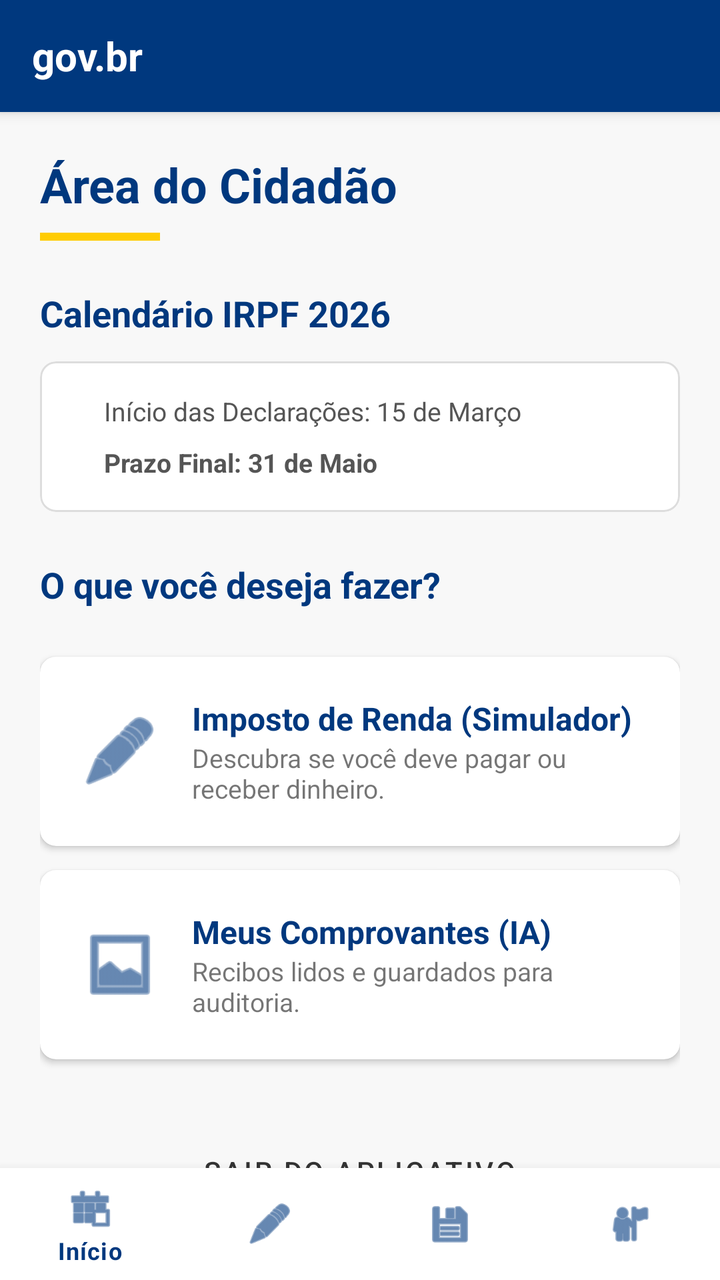
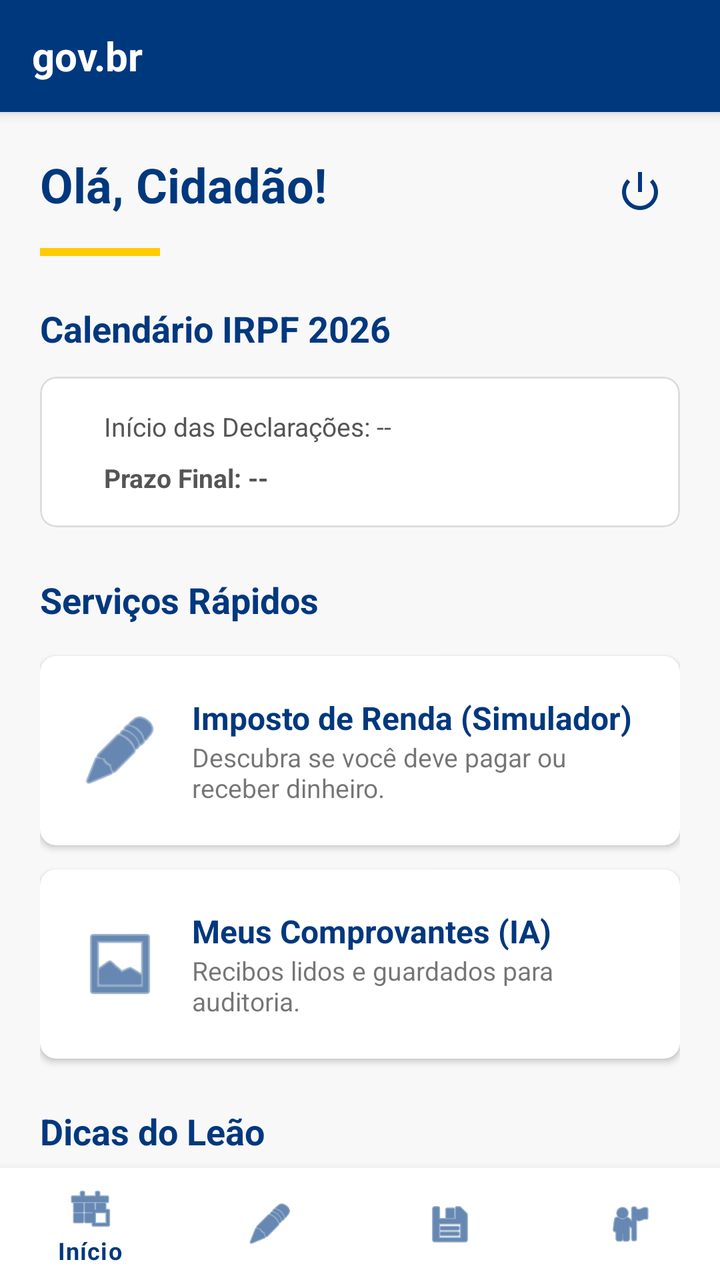

An Android layout rendered at two revisions. The XML below is the earlier revision; the diff shows what the commit changed to produce the second picture.
<!-- AndroidManifest.xml: application theme Theme.CalcGov -->
<!-- res/layout/activity_home.xml -->
<?xml version="1.0" encoding="utf-8"?>
<androidx.coordinatorlayout.widget.CoordinatorLayout xmlns:android="http://schemas.android.com/apk/res/android"
    xmlns:app="http://schemas.android.com/apk/res-auto"
    xmlns:tools="http://schemas.android.com/tools"
    android:layout_width="match_parent"
    android:layout_height="match_parent"
    android:background="@color/gov_gray_light"
    tools:context=".HomeActivity">

    <com.google.android.material.appbar.AppBarLayout
        android:layout_width="match_parent"
        android:layout_height="wrap_content"
        android:background="@color/gov_blue">
        <androidx.appcompat.widget.Toolbar
            android:layout_width="match_parent"
            android:layout_height="?attr/actionBarSize">
            <TextView
                android:layout_width="wrap_content"
                android:layout_height="wrap_content"
                android:text="gov.br"
                android:textColor="@color/white"
                android:textSize="20sp"
                android:textStyle="bold" />
        </androidx.appcompat.widget.Toolbar>
    </com.google.android.material.appbar.AppBarLayout>

    <androidx.core.widget.NestedScrollView
        android:layout_width="match_parent"
        android:layout_height="match_parent"
        app:layout_behavior="@string/appbar_scrolling_view_behavior">

        <LinearLayout
            android:layout_width="match_parent"
            android:layout_height="wrap_content"
            android:orientation="vertical"
            android:padding="20dp">

            <TextView
                android:id="@+id/textWelcome"
                android:layout_width="wrap_content"
                android:layout_height="wrap_content"
                android:text="Área do Cidadão"
                android:textColor="@color/gov_blue"
                android:textSize="24sp"
                android:textStyle="bold" />

            <View
                android:layout_width="60dp"
                android:layout_height="4dp"
                android:layout_marginTop="8dp"
                android:background="@color/gov_gold" />

            
            <com.google.android.material.card.MaterialCardView
                android:id="@+id/cardProfileAlert"
                android:layout_width="match_parent"
                android:layout_height="wrap_content"
                android:layout_marginTop="16dp"
                android:visibility="gone"
                app:cardBackgroundColor="#FFF9C4"
                app:cardCornerRadius="8dp"
                app:cardElevation="0dp"
                app:strokeColor="#FBC02D"
                app:strokeWidth="1dp">
                <LinearLayout
                    android:layout_width="match_parent"
                    android:layout_height="wrap_content"
                    android:orientation="horizontal"
                    android:padding="12dp"
                    android:gravity="center_vertical">
                    <ImageView
                        android:layout_width="24dp"
                        android:layout_height="24dp"
                        android:src="@android:drawable/ic_dialog_alert"
                        app:tint="#FBC02D"/>
                    <TextView
                        android:layout_width="wrap_content"
                        android:layout_height="wrap_content"
                        android:layout_marginStart="8dp"
                        android:text="Complete seu perfil para cálculos automáticos!"
                        android:textColor="#827717"
                        android:textSize="12sp"
                        android:textStyle="bold"/>
                </LinearLayout>
            </com.google.android.material.card.MaterialCardView>

            
            <com.google.android.material.card.MaterialCardView
                android:id="@+id/cardLastResult"
                android:layout_width="match_parent"
                android:layout_height="wrap_content"
                android:layout_marginTop="16dp"
                android:visibility="gone"
                app:cardCornerRadius="8dp"
                app:cardElevation="4dp"
                app:strokeColor="@color/gov_blue"
                app:strokeWidth="1dp">
                <LinearLayout
                    android:layout_width="match_parent"
                    android:layout_height="wrap_content"
                    android:orientation="vertical"
                    android:padding="16dp">
                    <TextView
                        android:layout_width="wrap_content"
                        android:layout_height="wrap_content"
                        android:text="ÚLTIMO CÁLCULO"
                        android:textColor="@color/gov_blue"
                        android:textSize="10sp"
                        android:textStyle="bold"/>
                    <TextView
                        android:id="@+id/textLastResultValue"
                        android:layout_width="wrap_content"
                        android:layout_height="wrap_content"
                        android:text="R$ 0,00"
                        android:textColor="@color/gov_text_gray"
                        android:textSize="18sp"
                        android:textStyle="bold"
                        android:layout_marginTop="4dp"/>
                    <TextView
                        android:id="@+id/textLastResultStatus"
                        android:layout_width="wrap_content"
                        android:layout_height="wrap_content"
                        android:text="Restituição a receber"
                        android:textSize="12sp"/>
                </LinearLayout>
            </com.google.android.material.card.MaterialCardView>

            
            <TextView
                android:layout_width="wrap_content"
                android:layout_height="wrap_content"
                android:layout_marginTop="24dp"
                android:text="Calendário IRPF 2026"
                android:textColor="@color/gov_blue"
                android:textStyle="bold"
                android:textSize="18sp" />

            <com.google.android.material.card.MaterialCardView
                android:layout_width="match_parent"
                android:layout_height="wrap_content"
                android:layout_marginTop="12dp"
                app:cardCornerRadius="8dp"
                app:cardElevation="0dp"
                app:strokeColor="#DDDDDD"
                app:strokeWidth="1dp">
                <LinearLayout
                    android:layout_width="match_parent"
                    android:layout_height="wrap_content"
                    android:orientation="vertical"
                    android:padding="16dp">
                    <LinearLayout
                        android:layout_width="match_parent"
                        android:layout_height="wrap_content"
                        android:orientation="horizontal"
                        android:gravity="center_vertical">
                        <View
                            android:layout_width="8dp"
                            android:layout_height="8dp"
                            android:background="@drawable/tab_selector_rounded"
                            android:backgroundTint="#FFCC00" />
                        <TextView
                            android:layout_width="wrap_content"
                            android:layout_height="wrap_content"
                            android:layout_marginStart="8dp"
                            android:text="Início das Declarações: 15 de Março"
                            android:textSize="13sp"
                            android:textColor="#555555"/>
                    </LinearLayout>
                    <LinearLayout
                        android:layout_width="match_parent"
                        android:layout_height="wrap_content"
                        android:layout_marginTop="8dp"
                        android:orientation="horizontal"
                        android:gravity="center_vertical">
                        <View
                            android:layout_width="8dp"
                            android:layout_height="8dp"
                            android:background="@drawable/tab_selector_rounded"
                            android:backgroundTint="#FF4444" />
                        <TextView
                            android:layout_width="wrap_content"
                            android:layout_height="wrap_content"
                            android:layout_marginStart="8dp"
                            android:text="Prazo Final: 31 de Maio"
                            android:textSize="13sp"
                            android:textColor="#555555"
                            android:textStyle="bold"/>
                    </LinearLayout>
                </LinearLayout>
            </com.google.android.material.card.MaterialCardView>

            <TextView
                android:layout_width="wrap_content"
                android:layout_height="wrap_content"
                android:layout_marginTop="24dp"
                android:text="O que você deseja fazer?"
                android:textColor="@color/gov_blue"
                android:textStyle="bold"
                android:textSize="18sp" />

            
            <com.google.android.material.card.MaterialCardView
                android:id="@+id/cardIR"
                android:layout_width="match_parent"
                android:layout_height="wrap_content"
                android:layout_marginTop="24dp"
                android:clickable="true"
                android:focusable="true"
                app:cardCornerRadius="8dp"
                app:cardElevation="2dp">

                <LinearLayout
                    android:id="@+id/irenda_container"
                    android:layout_width="match_parent"
                    android:layout_height="wrap_content"
                    android:gravity="center_vertical"
                    android:orientation="horizontal"
                    android:padding="20dp">

                    <ImageView
                        android:layout_width="40dp"
                        android:layout_height="40dp"
                        android:src="@android:drawable/ic_menu_edit"
                        app:tint="@color/gov_blue" />

                    <LinearLayout
                        android:layout_width="0dp"
                        android:layout_height="wrap_content"
                        android:layout_marginStart="16dp"
                        android:layout_weight="1"
                        android:orientation="vertical">

                        <TextView
                            android:layout_width="wrap_content"
                            android:layout_height="wrap_content"
                            android:text="Imposto de Renda (Simulador)"
                            android:textColor="@color/gov_blue"
                            android:textSize="16sp"
                            android:textStyle="bold" />

                        <TextView
                            android:layout_width="wrap_content"
                            android:layout_height="wrap_content"
                            android:text="Descubra se você deve pagar ou receber dinheiro."
                            android:textSize="13sp" />
                    </LinearLayout>
                </LinearLayout>
            </com.google.android.material.card.MaterialCardView>

            
            <com.google.android.material.card.MaterialCardView
                android:id="@+id/cardDocumentos"
                android:layout_width="match_parent"
                android:layout_height="wrap_content"
                android:layout_marginTop="12dp"
                android:clickable="true"
                android:focusable="true"
                app:cardCornerRadius="8dp"
                app:cardElevation="2dp">

                <LinearLayout
                    android:layout_width="match_parent"
                    android:layout_height="wrap_content"
                    android:gravity="center_vertical"
                    android:orientation="horizontal"
                    android:padding="20dp">

                    <ImageView
                        android:layout_width="40dp"
                        android:layout_height="40dp"
                        android:src="@android:drawable/ic_menu_gallery"
                        app:tint="@color/gov_blue" />

                    <LinearLayout
                        android:layout_width="0dp"
                        android:layout_height="wrap_content"
                        android:layout_marginStart="16dp"
                        android:layout_weight="1"
                        android:orientation="vertical">

                        <TextView
                            android:layout_width="wrap_content"
                            android:layout_height="wrap_content"
                            android:text="Meus Comprovantes (IA)"
                            android:textColor="@color/gov_blue"
                            android:textSize="16sp"
                            android:textStyle="bold" />

                        <TextView
                            android:layout_width="wrap_content"
                            android:layout_height="wrap_content"
                            android:text="Recibos lidos e guardados para auditoria."
                            android:textSize="13sp" />
                    </LinearLayout>
                </LinearLayout>
            </com.google.android.material.card.MaterialCardView>

            <Button
                android:id="@+id/VoltarHome"
                style="@style/Widget.MaterialComponents.Button.TextButton"
                android:layout_width="wrap_content"
                android:layout_height="wrap_content"
                android:layout_gravity="center"
                android:layout_marginTop="32dp"
                android:text="SAIR DO APLICATIVO"
                android:textColor="@color/gov_text_gray" />

            <TextView
                android:layout_width="match_parent"
                android:layout_height="wrap_content"
                android:layout_marginTop="24dp"
                android:gravity="center"
                android:text="🛡️ Seus dados estão protegidos e armazenados localmente."
                android:textColor="@color/gov_text_gray"
                android:textSize="11sp" />

            <TextView
                android:layout_width="match_parent"
                android:layout_height="wrap_content"
                android:layout_marginTop="4dp"
                android:layout_marginBottom="100dp"
                android:gravity="center"
                android:text="Versão 1.0.4 - CalculaGov"
                android:textColor="#AAAAAA"
                android:textSize="10sp" />

        </LinearLayout>
    </androidx.core.widget.NestedScrollView>

    <com.google.android.material.bottomnavigation.BottomNavigationView
        android:id="@+id/bottomNavigation"
        android:layout_width="match_parent"
        android:layout_height="wrap_content"
        android:layout_gravity="bottom"
        android:background="@color/white"
        app:itemIconTint="@color/gov_blue"
        app:itemTextColor="@color/gov_blue"
        app:menu="@menu/bottom_nav_menu" />

</androidx.coordinatorlayout.widget.CoordinatorLayout>
<!-- resources referenced by this layout -->
<resources>
  <color name="gov_blue">#00387E</color>
  <color name="gov_gold">#FFCC00</color>
  <color name="gov_gray_light">#F8F8F8</color>
  <color name="gov_text_gray">#333333</color>
  <color name="white">#FFFFFFFF</color>
  <!-- drawable tab_selector_rounded (drawable) -->
  <?xml version="1.0" encoding="utf-8"?>
  <selector xmlns:android="http://schemas.android.com/apk/res/android">
      <item android:state_selected="true">
          <shape>
              <solid android:color="@color/gov_blue" />
              <corners android:radius="6dp" />
          </shape>
      </item>
      <item>
          <shape>
              <solid android:color="@android:color/transparent" />
          </shape>
      </item>
  </selector>
  <style name="Theme.CalcGov" parent="Base.Theme.CalcGov" />
  <style name="Base.Theme.CalcGov" parent="Theme.MaterialComponents.DayNight.NoActionBar">
          
          <item name="colorPrimary">@color/gov_blue</item>
          <item name="colorPrimaryVariant">@color/gov_blue_darker</item>
          <item name="colorOnPrimary">@color/white</item>
          
          <item name="colorSecondary">@color/gov_gold</item>
          <item name="colorSecondaryVariant">@color/gov_gold</item>
          <item name="colorOnSecondary">@color/black</item>
          
          <item name="android:statusBarColor">@color/gov_blue</item>
          
          <item name="android:windowBackground">@color/gov_gray_light</item>
      </style>
  <color name="gov_blue_darker">#002147</color>
  <color name="black">#FF000000</color>
</resources>

<!-- the commit's change to res/layout/activity_home.xml (unified diff, before → after) -->
@@ -35,14 +35,29 @@
             android:orientation="vertical"
             android:padding="20dp">
 
-            <TextView
-                android:id="@+id/textWelcome"
-                android:layout_width="wrap_content"
-                android:layout_height="wrap_content"
-                android:text="Área do Cidadão"
-                android:textColor="@color/gov_blue"
-                android:textSize="24sp"
-                android:textStyle="bold" />
+            <RelativeLayout
+                android:layout_width="match_parent"
+                android:layout_height="wrap_content">
+
+                <TextView
+                    android:id="@+id/textWelcome"
+                    android:layout_width="wrap_content"
+                    android:layout_height="wrap_content"
+                    android:text="Olá, Cidadão!"
+                    android:textColor="@color/gov_blue"
+                    android:textSize="24sp"
+                    android:textStyle="bold" />
+
+                <ImageButton
+                    android:id="@+id/btnPowerOff"
+                    android:layout_width="40dp"
+                    android:layout_height="40dp"
+                    android:layout_alignParentEnd="true"
+                    android:layout_centerVertical="true"
+                    android:background="?attr/selectableItemBackgroundBorderless"
+                    android:src="@android:drawable/ic_lock_power_off"
+                    app:tint="@color/gov_blue" />
+            </RelativeLayout>
 
             <View
                 android:layout_width="60dp"
@@ -159,12 +174,20 @@
                             android:background="@drawable/tab_selector_rounded"
                             android:backgroundTint="#FFCC00" />
                         <TextView
-                            android:layout_width="wrap_content"
-                            android:layout_height="wrap_content"
+                            android:id="@+id/textDataInicio"
+                            android:layout_width="0dp"
+                            android:layout_height="wrap_content"
+                            android:layout_weight="1"
                             android:layout_marginStart="8dp"
-                            android:text="Início das Declarações: 15 de Março"
+                            android:text="Início das Declarações: --"
                             android:textSize="13sp"
                             android:textColor="#555555"/>
+                        <ProgressBar
+                            android:id="@+id/progressCalendar"
+                            style="?android:attr/progressBarStyleSmall"
+                            android:layout_width="16dp"
+                            android:layout_height="16dp"
+                            android:visibility="visible"/>
                     </LinearLayout>
                     <LinearLayout
                         android:layout_width="match_parent"
@@ -178,10 +201,11 @@
                             android:background="@drawable/tab_selector_rounded"
                             android:backgroundTint="#FF4444" />
                         <TextView
+                            android:id="@+id/textDataFim"
                             android:layout_width="wrap_content"
                             android:layout_height="wrap_content"
                             android:layout_marginStart="8dp"
-                            android:text="Prazo Final: 31 de Maio"
+                            android:text="Prazo Final: --"
                             android:textSize="13sp"
                             android:textColor="#555555"
                             android:textStyle="bold"/>
@@ -193,7 +217,7 @@
                 android:layout_width="wrap_content"
                 android:layout_height="wrap_content"
                 android:layout_marginTop="24dp"
-                android:text="O que você deseja fazer?"
+                android:text="Serviços Rápidos"
                 android:textColor="@color/gov_blue"
                 android:textStyle="bold"
                 android:textSize="18sp" />
@@ -203,14 +227,13 @@
                 android:id="@+id/cardIR"
                 android:layout_width="match_parent"
                 android:layout_height="wrap_content"
-                android:layout_marginTop="24dp"
+                android:layout_marginTop="16dp"
                 android:clickable="true"
                 android:focusable="true"
                 app:cardCornerRadius="8dp"
                 app:cardElevation="2dp">
 
                 <LinearLayout
-                    android:id="@+id/irenda_container"
                     android:layout_width="match_parent"
                     android:layout_height="wrap_content"
                     android:gravity="center_vertical"
@@ -295,20 +318,82 @@
                 </LinearLayout>
             </com.google.android.material.card.MaterialCardView>
 
-            <Button
-                android:id="@+id/VoltarHome"
-                style="@style/Widget.MaterialComponents.Button.TextButton"
+            
+            <TextView
                 android:layout_width="wrap_content"
                 android:layout_height="wrap_content"
-                android:layout_gravity="center"
+                android:layout_marginTop="24dp"
+                android:text="Dicas do Leão"
+                android:textColor="@color/gov_blue"
+                android:textStyle="bold"
+                android:textSize="18sp" />
+
+            <HorizontalScrollView
+                android:layout_width="match_parent"
+                android:layout_height="wrap_content"
+                android:layout_marginTop="12dp"
+                android:scrollbars="none">
+                <LinearLayout
+                    android:layout_width="wrap_content"
+                    android:layout_height="wrap_content"
+                    android:orientation="horizontal"
+                    android:paddingBottom="8dp">
+
+                    <com.google.android.material.card.MaterialCardView
+                        android:layout_width="220dp"
+                        android:layout_height="wrap_content"
+                        android:layout_marginEnd="12dp"
+                        app:cardBackgroundColor="#E3F2FD"
+                        app:cardCornerRadius="12dp"
+                        app:cardElevation="0dp">
+                        <TextView
+                            android:layout_width="match_parent"
+                            android:layout_height="wrap_content"
+                            android:padding="16dp"
+                            android:text="Guarde recibos médicos por 5 anos para evitar a malha fina."
+                            android:textSize="12sp"
+                            android:textColor="#1565C0"/>
+                    </com.google.android.material.card.MaterialCardView>
+
+                    <com.google.android.material.card.MaterialCardView
+                        android:layout_width="220dp"
+                        android:layout_height="wrap_content"
+                        android:layout_marginEnd="12dp"
+                        app:cardBackgroundColor="#E8F5E9"
+                        app:cardCornerRadius="12dp"
+                        app:cardElevation="0dp">
+                        <TextView
+                            android:layout_width="match_parent"
+                            android:layout_height="wrap_content"
+                            android:padding="16dp"
+                            android:text="Educação própria e de dependentes gera abatimento no imposto."
+                            android:textSize="12sp"
+                            android:textColor="#2E7D32"/>
+                    </com.google.android.material.card.MaterialCardView>
+
+                    <com.google.android.material.card.MaterialCardView
+                        android:layout_width="220dp"
+                        android:layout_height="wrap_content"
+                        android:layout_marginEnd="12dp"
+                        app:cardBackgroundColor="#FFF3E0"
+                        app:cardCornerRadius="12dp"
+                        app:cardElevation="0dp">
+                        <TextView
+                            android:layout_width="match_parent"
+                            android:layout_height="wrap_content"
+                            android:padding="16dp"
+                            android:text="Contribuições para previdência privada (PGBL) podem ser deduzidas."
+                            android:textSize="12sp"
+                            android:textColor="#E65100"/>
+                    </com.google.android.material.card.MaterialCardView>
+
+                </LinearLayout>
+            </HorizontalScrollView>
+
+            <TextView
+                android:layout_width="match_parent"
+                android:layout_height="wrap_content"
                 android:layout_marginTop="32dp"
-                android:text="SAIR DO APLICATIVO"
-                android:textColor="@color/gov_text_gray" />
-
-            <TextView
-                android:layout_width="match_parent"
-                android:layout_height="wrap_content"
-                android:layout_marginTop="24dp"
                 android:gravity="center"
                 android:text="🛡️ Seus dados estão protegidos e armazenados localmente."
                 android:textColor="@color/gov_text_gray"
@@ -320,7 +405,7 @@
                 android:layout_marginTop="4dp"
                 android:layout_marginBottom="100dp"
                 android:gravity="center"
-                android:text="Versão 1.0.4 - CalculaGov"
+                android:text="Versão 1.0.5 - CalculaGov"
                 android:textColor="#AAAAAA"
                 android:textSize="10sp" />
 
